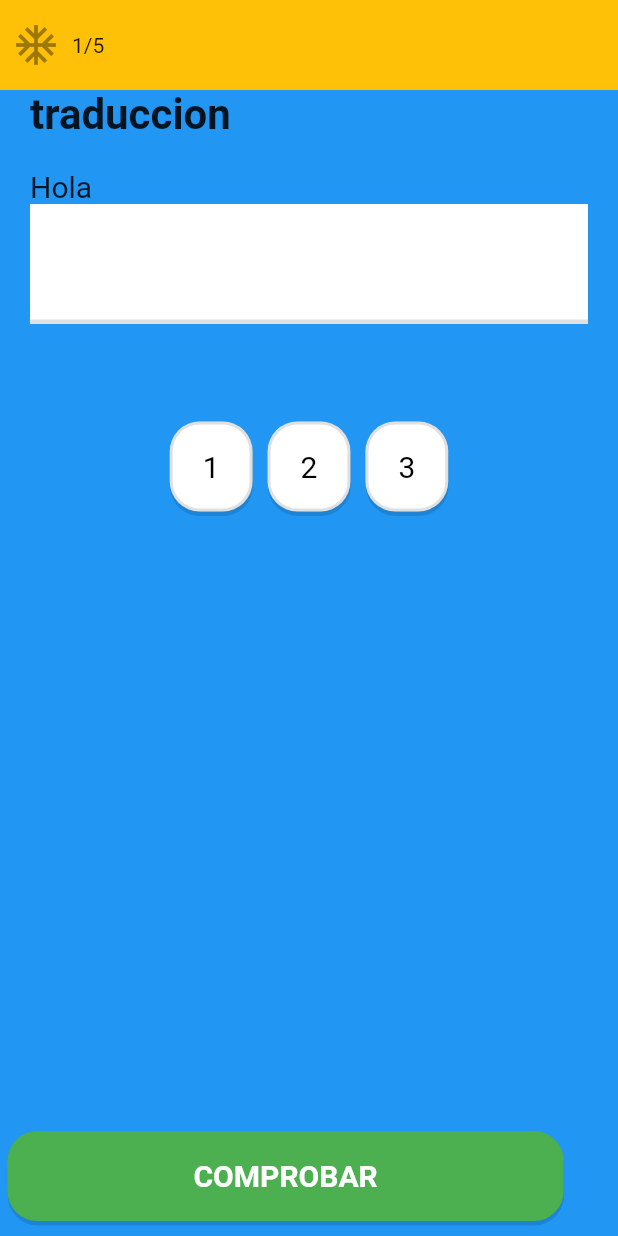
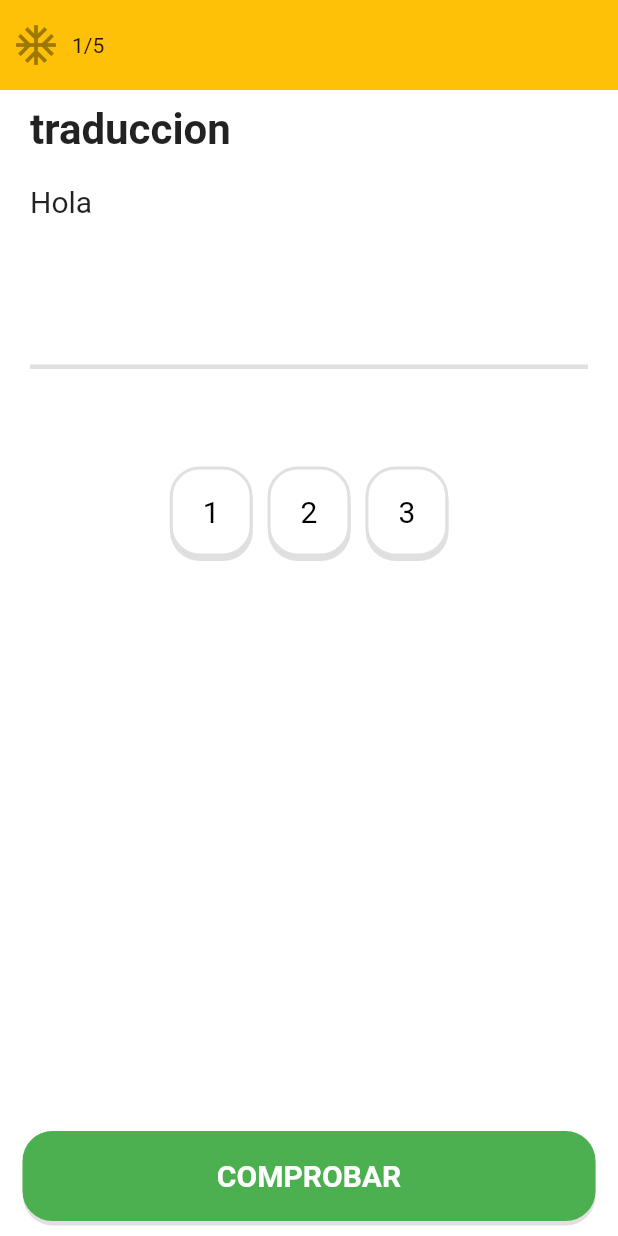
Before and after one commit to PACOdergod/duo2, a Flutter app: the screen it shows after launch, on a phone screen of 412 x 824 dp. Run offline on Flutter 3.47's test engine with Material 2 defaults, Android fonts, the phone set to English and light mode, and no system bars; our stand-ins replace get.

Commit message:
la seccion response funciona bien, falta que lea el quiz enviado desde lesson

```diff
--- a/lib/src/pages/lesson_page.dart
+++ b/lib/src/pages/lesson_page.dart
@@ -50,7 +50,7 @@ class _LessonPageState extends State<LessonPage> {
               ),
             ),
 
-            Expanded(child: SectionResponse())
+            Expanded(child: SectionResponse(currentQuiz: currentQuiz,))
 
           ],
         ),
--- a/lib/src/pages/section_response.dart
+++ b/lib/src/pages/section_response.dart
@@ -1,3 +1,4 @@
+import 'package:duo2/src/models/leccion_mode.dart';
 import 'package:flutter/material.dart';
 
 import 'package:duo2/src/controllers/lesson_controller.dart';
@@ -5,11 +6,12 @@ import 'package:duo2/src/widgets/principal_button.dart';
 
 class SectionResponse extends StatefulWidget {
 
-  final Color? color;
+
+  final Quiz currentQuiz;
 
   SectionResponse({
     Key? key,
-    this.color
+    required this.currentQuiz,
   });
 
   final List<String> respsUser = [];
@@ -26,13 +28,11 @@ class SectionResponse extends StatefulWidget {
 
 class _SectionResponseState extends State<SectionResponse> {
 
-  final lesson = LessonController.getLesson();
-  int currentIndexQuiz = 0;
-
   @override
   Widget build(BuildContext context) {
 
-    var currentQuiz = lesson.quizes[currentIndexQuiz];
+
+    //TODO: esta parte es muy confusa hay que implementar cubit
     List<GestureDetector> respuestas = [];
     for (var i = 0; i < widget.respsUser.length; i++) {
       var boton = GestureDetector(
@@ -75,7 +75,7 @@ class _SectionResponseState extends State<SectionResponse> {
 
 
     return Container(
-      color: Colors.blue,
+      color: Colors.white,
       width: MediaQuery.of(context).size.width,
 
       child: Stack(
@@ -86,16 +86,17 @@ class _SectionResponseState extends State<SectionResponse> {
           Column(
             children: [
 
+              SizedBox(height: 10),
+
               // Tipo de pregunta
               Container(
                 padding: EdgeInsets.symmetric(horizontal: 20),
                 width: MediaQuery.of(context).size.width,
-                child: Text( currentQuiz.tipo,
+                child: Text( widget.currentQuiz.tipo,
                   style: TextStyle(
                     fontSize: 28, fontWeight: FontWeight.bold,),
                 ),
               ),
-
 
               SizedBox(height: 20),
 
@@ -103,10 +104,12 @@ class _SectionResponseState extends State<SectionResponse> {
               Container(
                 padding: EdgeInsets.symmetric(horizontal: 20),
                 width: MediaQuery.of(context).size.width,
-                child: Text(currentQuiz.pregunta,
+                child: Text(widget.currentQuiz.pregunta,
                   style: TextStyle(fontSize: 20),
                 ),
               ),
+
+              SizedBox(height: 20),
 
               // linear donde se acomodaran las respuestas
               Container(
@@ -126,27 +129,28 @@ class _SectionResponseState extends State<SectionResponse> {
 
               SizedBox(height: 60),
 
+              // OPCIONES
               Container(
                 width: MediaQuery.of(context).size.width*.85,
                 child: Wrap(
                   alignment: WrapAlignment.center,
-
                   children: misOpciones
                 )
               ),
-
 
             ],
           ),
 
 
-
-
           Positioned(
             bottom: 10,
-            child: PrincipalButton(
-              text: "COMPROBAR",
-              marginv: 0,
+            child: Container(
+              width: MediaQuery.of(context).size.width,
+              child: PrincipalButton(
+                text: "COMPROBAR",
+                marginv: 0,
+                marginh: 15,
+              ),
             )
           )
         ]
@@ -174,4 +178,6 @@ class Singleton {
   Singleton._internal();
 
   List<String> respuesta = [];
+
+
 }
```
